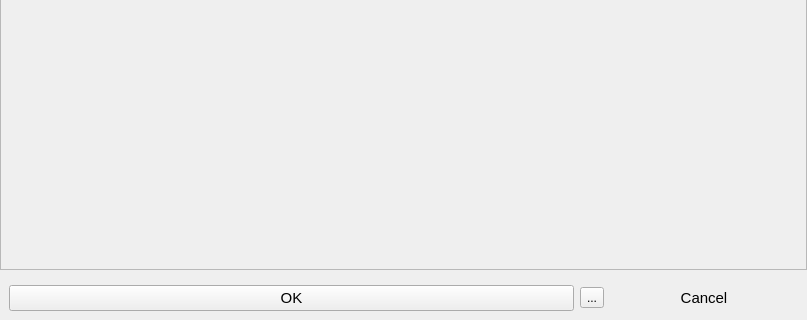
Before: the Qt Designer form ui/a2widget/a2module_view.ui in ewerybody/a2, drawn with Qt 5; both pictures show x 0 to 807 and y 363 to 683 of the 807 by 683 pixel window.
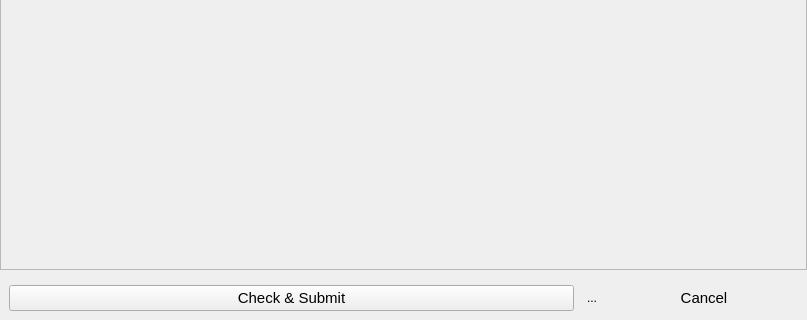
After: the same form once the commit is applied.

Commit message: module view OK button now a **Check & Submit** button

Diff of the .ui file:
```diff
--- a/ui/a2widget/a2module_view.ui
+++ b/ui/a2widget/a2module_view.ui
@@ -160,7 +160,7 @@
          </font>
         </property>
         <property name="text">
-         <string notr="true">OK</string>
+         <string notr="true">Check &amp;&amp; Submit</string>
         </property>
        </widget>
       </item>
@@ -169,6 +169,9 @@
         <property name="text">
          <string>...</string>
         </property>
+        <property name="autoRaise">
+         <bool>true</bool>
+        </property>
        </widget>
       </item>
       <item>
```
The commit also changes 2 other files.
